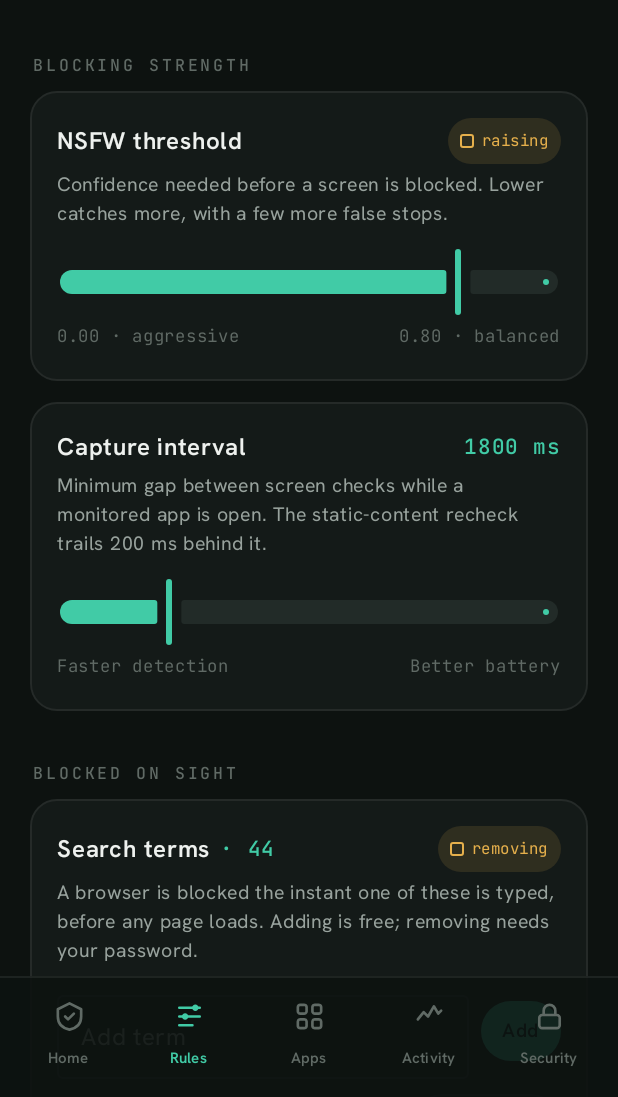
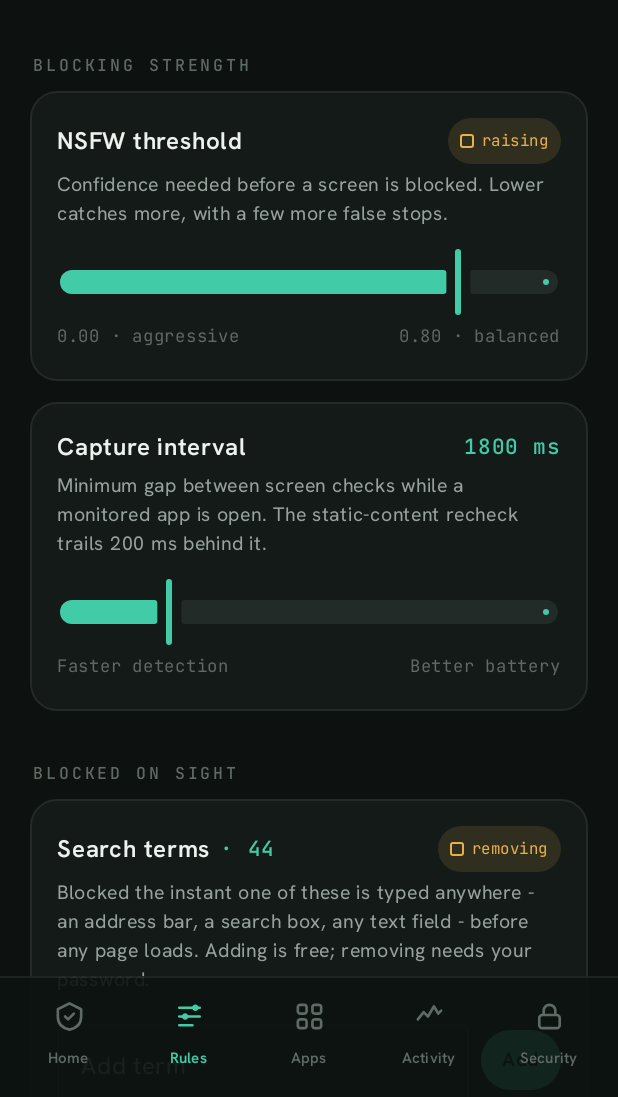
Before and after one commit to yl1nbjaww6741-Org/guard, an Android app built with Jetpack Compose: the screen it shows after launch (SettingsActivity), item 2 of the bottom bar chosen, on a phone screen of 412 x 824 dp, the part 139-1236 px from its top. Run offline under Robolectric (Android 15) with nearby library versions, the phone set to English and light mode, and no system bars.

Commit message:
Fix: keyword blocklist (gate 4b) only ran in browsers, not other apps
matchingKeyword() against scan.inputFieldText was gated behind
IncognitoDetector.isBrowserPackage(pkg) - a restriction it inherited
from gate 4's content-keyword check by using the same package-check
call, not because it needed the same protection. Gate 4's restriction
exists because matching whole-tree text is false-positive-prone
outside a known, tested set of browsers; gate 4b only ever looks at
isEditable nodes (what's actively being typed), so that risk doesn't
apply here - the restriction just meant a search typed into Reddit's
own search box, or a Messages compose field, was never checked at all.

NodeInspector.scan() already runs for every monitored app regardless of
package, so this only required removing the unnecessary gate at the
call site - no changes to the cascade's structure, capture pipeline, or
classifier. Updated SETUP.md and the Rules tab's copy to match.

```diff
--- a/app/src/main/kotlin/com/contentguard/app/ui/tabs/RulesTab.kt
+++ b/app/src/main/kotlin/com/contentguard/app/ui/tabs/RulesTab.kt
@@ -142,8 +142,8 @@ fun RulesTab(prefs: PrefsRepository, applyOrChallenge: GateChallenge) {
                     CGGateChip("removing")
                 }
                 CGHint(
-                    "A browser is blocked the instant one of these is typed, before any page loads. " +
-                        "Adding is free; removing needs your password.",
+                    "Blocked the instant one of these is typed anywhere - an address bar, a search " +
+                        "box, any text field - before any page loads. Adding is free; removing needs your password.",
                 )
                 KeywordManager(
                     keywords = explicitKeywords,
```
Also changed, not shown: app/src/main/kotlin/com/contentguard/app/service/ContentGuardService.kt (+19 -12 lines), 1 other file.
